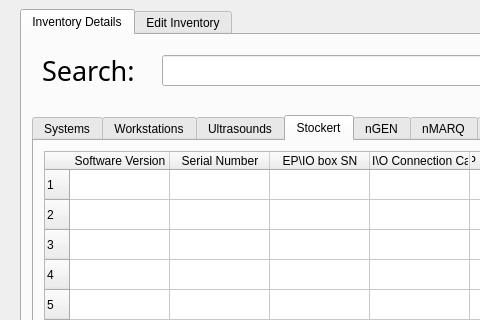
First picture: the form in Code/inventory.ui, repository EranYonai/Auto-Baseline, before the edit; both pictures show x 0 to 480 and y 90 to 410 of the 1042 by 1041 pixel window.
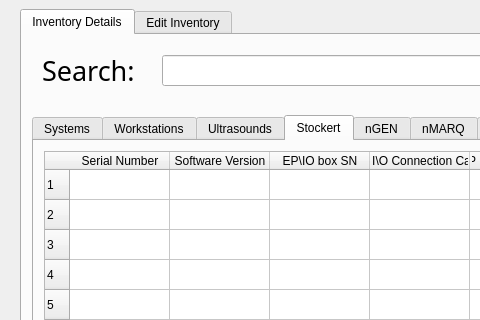
Second picture: the form after the edit. The open tabs and pages were chosen to show the change.

Commit message: Crash fix + stockert sort of order & prime key

The edit to the form file:
```diff
--- a/Code/inventory.ui
+++ b/Code/inventory.ui
@@ -1543,12 +1543,12 @@
         <row/>
         <column>
          <property name="text">
-          <string>Software Version</string>
+          <string>Serial Number</string>
          </property>
         </column>
         <column>
          <property name="text">
-          <string>Serial Number</string>
+          <string>Software Version</string>
          </property>
         </column>
         <column>
```
Left out of the diff: 2 changed lines with no effect on the pictures. The commit also changes 2 other files.
